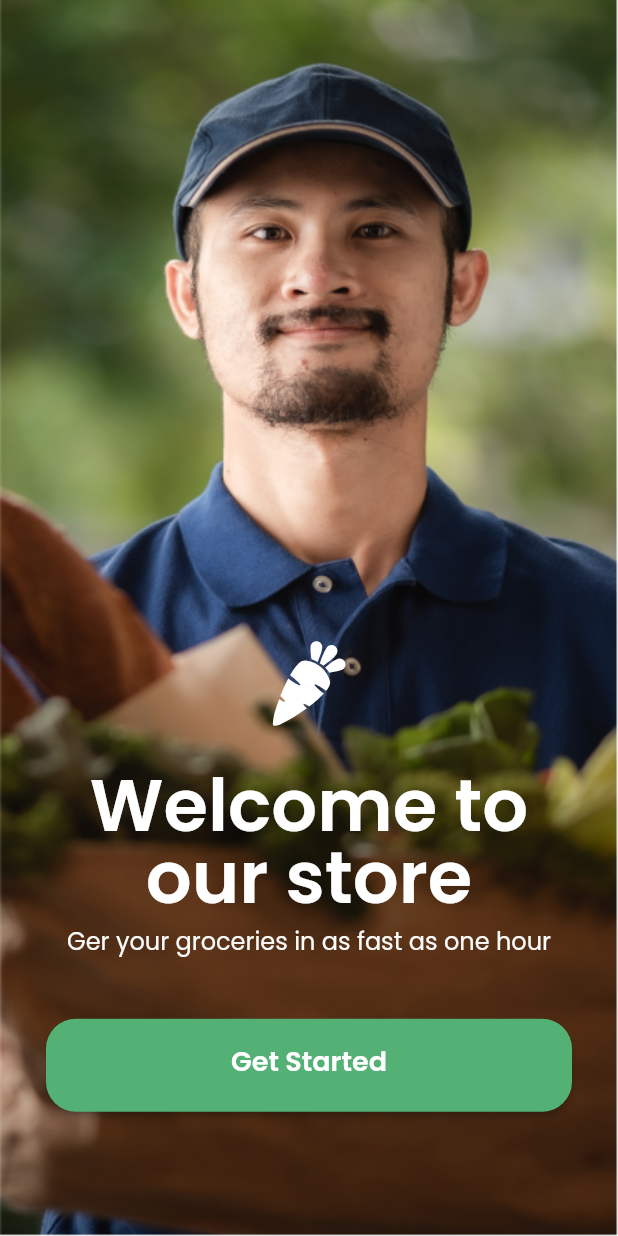
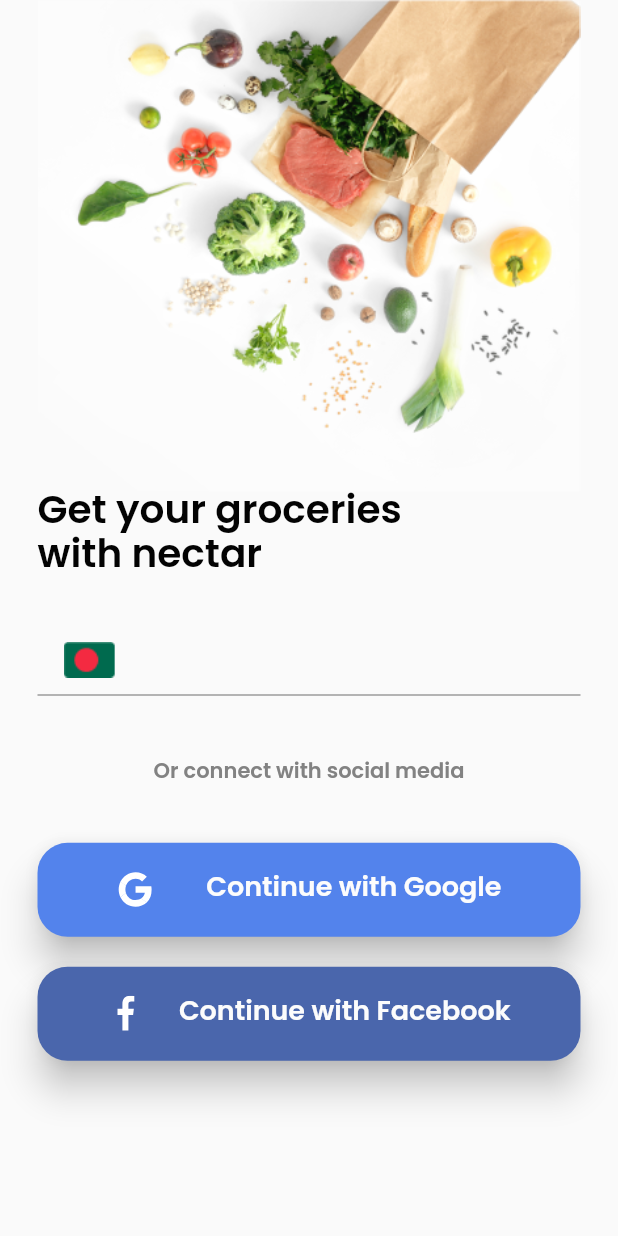
Before and after one commit to YousufQtec/grocery_app, a Flutter app: the screen it shows after launch, on a phone screen of 412 x 824 dp. Run offline on Flutter 3.47's test engine with Material 2 defaults, Android fonts, the phone set to English and light mode, and no system bars; our stand-ins replace flutter_svg, google_fonts.

Commit message:
design sign in page

```diff
--- a/lib/main.dart
+++ b/lib/main.dart
@@ -1,5 +1,6 @@
 import 'package:flutter/material.dart';
 import 'package:grocery_app/screens/onboarding/onbording_screen.dart';
+import 'package:grocery_app/screens/sigin_in/sign_in_screen.dart';
 import 'package:grocery_app/screens/splash/splash_screen.dart';
 import 'package:grocery_app/size_config.dart';
 
@@ -18,7 +19,7 @@ class MyApp extends StatelessWidget {
       theme: ThemeData(
         primarySwatch: Colors.blue,
       ),
-      home: const OnboardingScreen(),
+      home: const SignInScreen(),
     );
   }
 }
--- /dev/null
+++ b/lib/screens/sigin_in/sign_in_screen.dart
@@ -0,0 +1,73 @@
+import 'package:flutter/material.dart';
+import 'package:google_fonts/google_fonts.dart';
+import 'package:grocery_app/screens/sigin_in/widgets/input_field.dart';
+import 'package:grocery_app/screens/sigin_in/widgets/social_button.dart';
+import 'package:grocery_app/size_config.dart';
+
+class SignInScreen extends StatelessWidget {
+  const SignInScreen({Key? key}) : super(key: key);
+
+  @override
+  Widget build(BuildContext context) {
+    SizeConfig().init(context);
+    return Scaffold(
+      body: SingleChildScrollView(
+        child: Padding(
+          padding: const EdgeInsets.symmetric(horizontal: 25.0),
+          child: Column(
+            crossAxisAlignment: CrossAxisAlignment.start,
+            children: [
+              Image.asset("assets/images/signin_bg.png", fit: BoxFit.fill,),
+              SizedBox(
+                  width: getProportionateScreenWidth(300),
+                  child: Text(
+                    "Get your groceries with nectar",
+                    style: GoogleFonts.poppins(
+                        color: const Color(0xFF030303),
+                        fontSize: 26,
+                        fontWeight: FontWeight.w600,
+                        height: 1.1),
+                    textAlign: TextAlign.left,
+                  )),
+              const SizedBox(
+                height: 30,
+              ),
+              const SigInInInputField(),
+              const SizedBox(
+                height: 40,
+              ),
+              Center(
+                child: Text(
+                  "Or connect with social media",
+                  style: GoogleFonts.poppins(
+                      fontWeight: FontWeight.w600,
+                      fontSize: 14,
+                      color: const Color(0xFF828282),
+                  ),
+                ),
+              ),
+              const SizedBox(
+                height: 37,
+              ),
+              SocialButton(
+                btnName: "Continue with Google",
+                iconPath: "assets/icons/google.svg",
+                bgColor: const Color(0xFF5383EC),
+                onPressed: () {},
+              ),
+              const SizedBox(
+                height: 20,
+              ),
+              SocialButton(
+                btnName: "Continue with Facebook",
+                iconPath: "assets/icons/facebook.svg",
+                bgColor: const Color(0xFF4A66AC),
+                onPressed: () {},
+              ),
+            ],
+          ),
+        ),
+      ),
+    );
+  }
+}
--- /dev/null
+++ b/lib/screens/sigin_in/widgets/input_field.dart
@@ -0,0 +1,23 @@
+import 'package:flutter/material.dart';
+import 'package:google_fonts/google_fonts.dart';
+
+import '../../../components/nectar_texts.dart';
+
+class SigInInInputField extends StatelessWidget {
+  const SigInInInputField({Key? key}) : super(key: key);
+
+  @override
+  Widget build(BuildContext context) {
+    return TextField(
+      decoration: InputDecoration(
+        prefixIcon: Image.asset("assets/icons/bd.png"),
+        prefixText: '+880',
+        prefixStyle: GoogleFonts.poppins(
+            color: const Color(0xFF030303),
+            fontSize: 18,
+            fontWeight: FontWeight.w600,
+            height: 1),
+      ),
+    );
+  }
+}
--- /dev/null
+++ b/lib/screens/sigin_in/widgets/social_button.dart
@@ -0,0 +1,43 @@
+import 'package:flutter/material.dart';
+import 'package:flutter_svg/svg.dart';
+import 'package:grocery_app/components/nectar_texts.dart';
+import '../../../size_config.dart';
+
+class SocialButton extends StatelessWidget {
+  const SocialButton(
+      {Key? key,
+      required this.btnName,
+      required this.iconPath,
+      required this.bgColor,
+      required this.onPressed})
+      : super(key: key);
+  final String btnName;
+  final String iconPath;
+  final Color bgColor;
+  final GestureTapCallback onPressed;
+
+  @override
+  Widget build(BuildContext context) {
+    return ElevatedButton(
+      onPressed: onPressed,
+      child: Row(
+        mainAxisAlignment: MainAxisAlignment.spaceAround,
+        children: [
+          SizedBox(height: 24, width: 24, child: SvgPicture.asset(iconPath)),
+          SemiBoldText(text: btnName, color: const Color(0xFFFCFCFC))
+        ],
+      ),
+      style: ElevatedButton.styleFrom(
+        elevation: 10.0,
+        onPrimary: Colors.grey[300],
+        primary: bgColor,
+        padding: EdgeInsets.symmetric(
+            vertical: getProportionateScreenHeight(21),
+            horizontal: getProportionateScreenWidth(35)),
+        shape: const RoundedRectangleBorder(
+          borderRadius: BorderRadius.all(Radius.circular(20)),
+        ),
+      ),
+    );
+  }
+}
```
Also changed, not shown: assets/icons/bd.png (added), assets/icons/facebook.svg (added), assets/icons/google.svg (added), assets/images/signin_bg.png (added).
